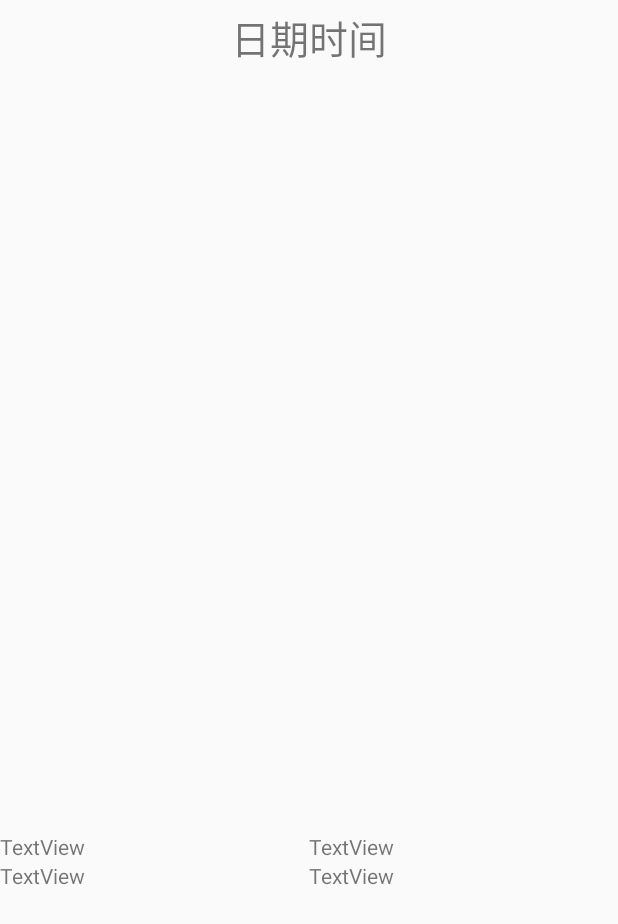
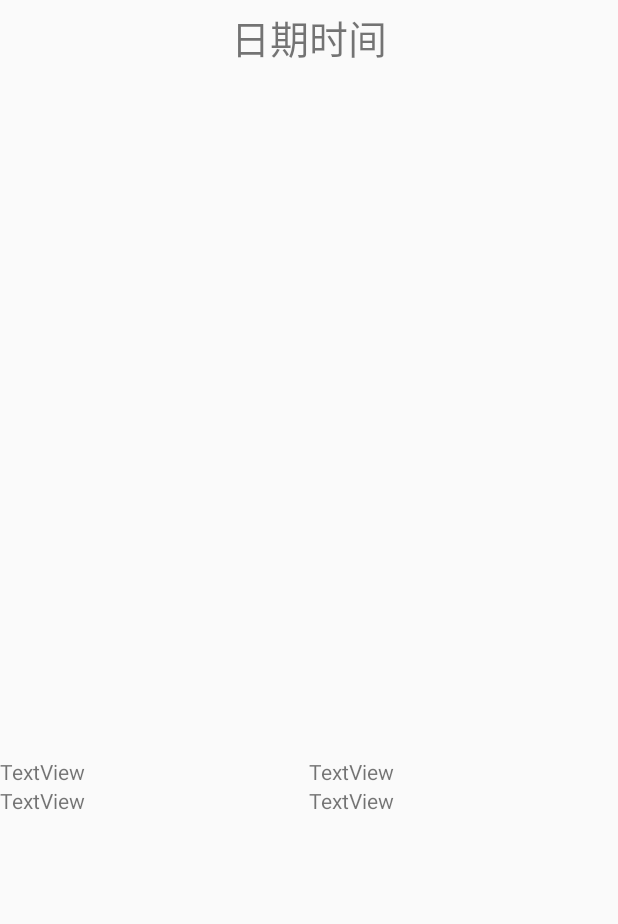
Before and after one commit to whfish/Inspection, an Android app: the layout activity_status.xml on its own in the app's theme, with its tools: preview values and no code run, on a phone screen of 412 x 824 dp. Shown: the top 924 px of the screen. Run offline under Robolectric (Android 15) with nearby library versions, the phone set to English and light mode, and no system bars.

Commit message:
状态页面图表颜色修改，位置微调

```diff
--- a/Inspection/app/src/main/java/com/demo/inspection/ui/Fragment/barchart/BarChart.java
+++ b/Inspection/app/src/main/java/com/demo/inspection/ui/Fragment/barchart/BarChart.java
@@ -131,7 +131,7 @@ public class BarChart extends Fragment {
         axisX.hasLines ();
         axisX.setTextColor (Color.parseColor ("#525252"));
         axisX.setValues (axisValues);
-        axisX.setTextSize (14);
+        axisX.setTextSize (13);
         axisX.setTextColor (Color.GRAY);
         axisX.setLineColor (Color.RED);
         axisX.setHasSeparationLine (false);
--- a/Inspection/app/src/main/res/layout/activity_bar_chart.xml
+++ b/Inspection/app/src/main/res/layout/activity_bar_chart.xml
@@ -14,6 +14,7 @@
             android:id="@+id/imageViewPie"
             android:layout_width="60dp"
             android:layout_height="50dp"
+            android:layout_marginRight="20dp"
             app:srcCompat="@drawable/pie"
             android:layout_gravity="right"/>
 
@@ -21,10 +22,10 @@
             android:id="@+id/columnchart"
             android:layout_width="match_parent"
             android:layout_height="wrap_content"
-            android:paddingTop="30dp"
+            android:paddingTop="40dp"
             android:layout_marginTop="2dp"
             android:layout_marginLeft="15dp"
-            android:layout_marginRight="30dp"
+            android:layout_marginRight="15dp"
             />
 
     </LinearLayout>
--- a/Inspection/app/src/main/res/layout/activity_pie_chart.xml
+++ b/Inspection/app/src/main/res/layout/activity_pie_chart.xml
@@ -20,7 +20,7 @@
                 android:layout_width="350dp"
                 android:layout_height="400dp"
                 android:layout_gravity="top"
-                android:layout_marginTop="20dp"
+                android:layout_marginTop="50dp"
                 android:layout_marginLeft="0dp"/>
 
             <LinearLayout
--- a/Inspection/app/src/main/res/layout/activity_status.xml
+++ b/Inspection/app/src/main/res/layout/activity_status.xml
@@ -26,7 +26,7 @@
             <FrameLayout
                 android:id="@+id/barChartFL"
                 android:layout_width="match_parent"
-                android:layout_height="500dp"></FrameLayout>
+                android:layout_height="450dp"></FrameLayout>
 
             <LinearLayout
                 android:layout_width="match_parent"
```
